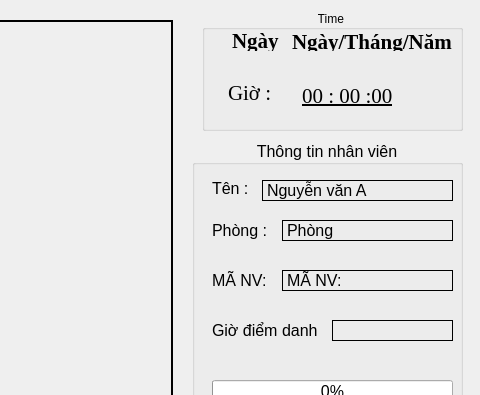
This is Controler/Gui/DiemDanh.ui in NguyenCuong1411060036/DoAnTotNghiep as Qt 5 draws it before an edit; both pictures show x 478 to 958 and y 0 to 395 of the 958 by 550 pixel window. The edited form follows.
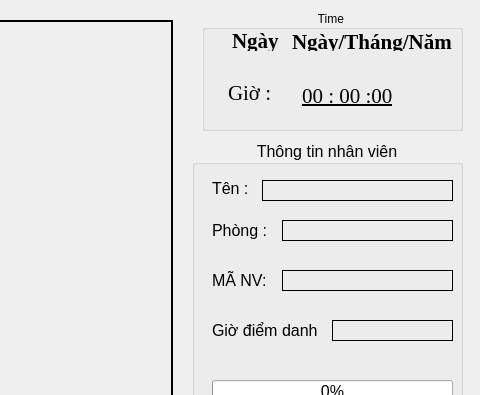
This is the edited form.

Patch:
```diff
--- a/Controler/Gui/DiemDanh.ui
+++ b/Controler/Gui/DiemDanh.ui
@@ -183,7 +183,7 @@
      <enum>QFrame::Box</enum>
     </property>
     <property name="text">
-     <string>Nguyễn văn A</string>
+     <string/>
     </property>
     <property name="textFormat">
      <enum>Qt::PlainText</enum>
@@ -221,7 +221,7 @@
      <enum>QFrame::Box</enum>
     </property>
     <property name="text">
-     <string>Phòng</string>
+     <string/>
     </property>
     <property name="textFormat">
      <enum>Qt::PlainText</enum>
@@ -259,7 +259,7 @@
      <enum>QFrame::Box</enum>
     </property>
     <property name="text">
-     <string>MÃ NV: </string>
+     <string/>
     </property>
     <property name="textFormat">
      <enum>Qt::PlainText</enum>
```
